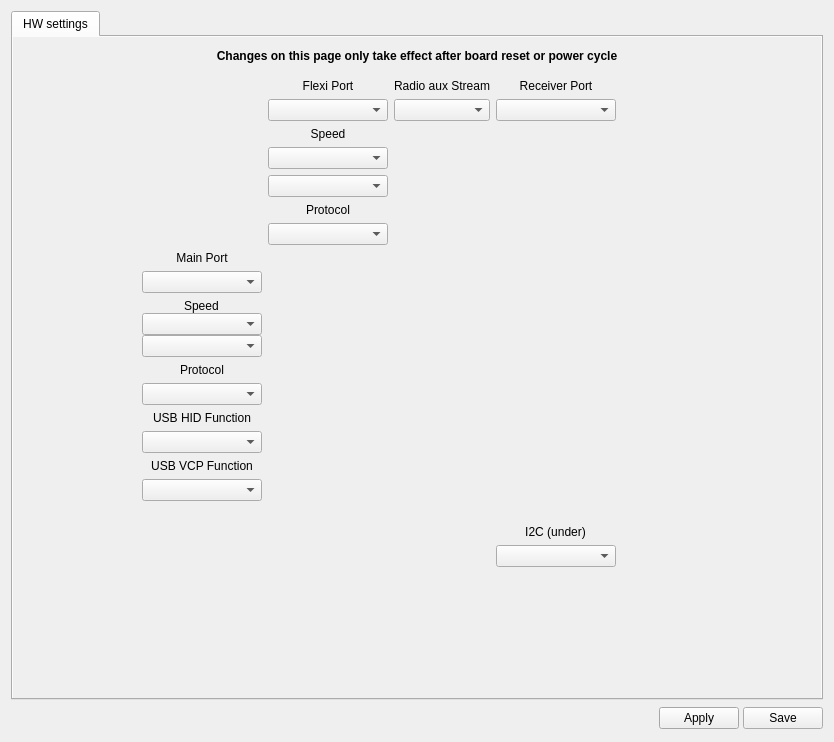
Qt form ground/gcs/src/plugins/config/configsparky2hwwidget.ui (librepilot/LibrePilot) before a commit.
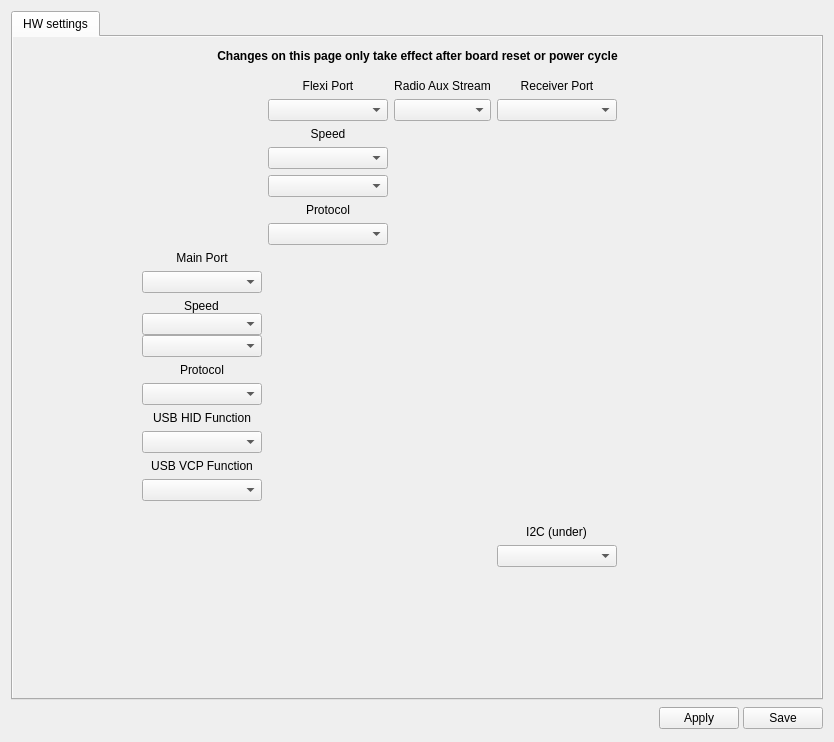
The same form after that commit. Icons and pictures are not drawn.

Patch:
```diff
--- a/ground/gcs/src/plugins/config/configsparky2hwwidget.ui
+++ b/ground/gcs/src/plugins/config/configsparky2hwwidget.ui
@@ -461,7 +461,7 @@
              <item row="0" column="2" alignment="Qt::AlignHCenter">
               <widget class="QLabel" name="label_">
                <property name="text">
-                <string>Radio aux Stream</string>
+                <string>Radio Aux Stream</string>
                </property>
                <property name="alignment">
                 <set>Qt::AlignBottom|Qt::AlignHCenter</set>
```
